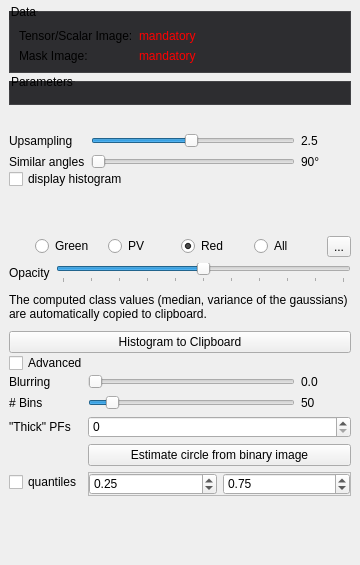
Qt form Plugins/org.mitk.gui.qt.diffusionimaging.partialvolume/src/internal/QmitkPartialVolumeAnalysisViewControls.ui (MITK/MITK) before a commit.
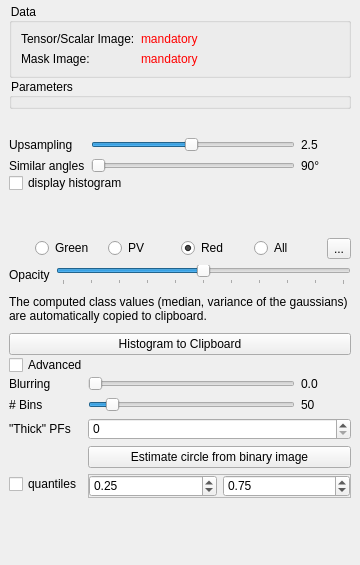
The same form after that commit. Icons and pictures are not drawn. Custom widgets are drawn as their Qt base class.

```diff
--- a/Plugins/org.mitk.gui.qt.diffusionimaging.partialvolume/src/internal/QmitkPartialVolumeAnalysisViewControls.ui
+++ b/Plugins/org.mitk.gui.qt.diffusionimaging.partialvolume/src/internal/QmitkPartialVolumeAnalysisViewControls.ui
@@ -18,7 +18,7 @@
   </property>
   <property name="styleSheet">
    <string>QCommandLinkButton {
-  font-weight: normal;
+  font-weight: lighter;
 }
 
 QCommandLinkButton:disabled {
@@ -27,7 +27,6 @@
 }
 
 QToolBox::tab {
-  border: 1px solid #434346;
   font-weight: bold;
 }
 
@@ -37,20 +36,15 @@
 }
 
 QToolBox::tab:selected {
-  background-color: #1c97ea;
-  border: 1px solid #1c97ea;
   font-weight: bold;
 }
 
 QGroupBox {
-  border: 1px solid #434346;
-  background-color: #2d2d30;
-  margin-top: 8px;
-  padding-top: 8px;
+  background-color: transparent;
 }
 
 QGroupBox, QGroupBox:disabled {
-  background-color: #2d2d30;
+  background-color: transparent;
 }</string>
   </property>
   <layout class="QVBoxLayout" name="verticalLayout">
```
Left out of the diff: 1 changed line with no effect on the pictures.
